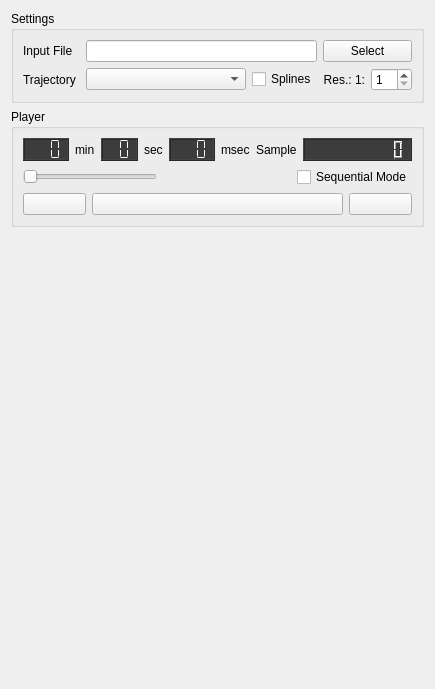
Before: the Qt Designer form Modules/IGTUI/Qmitk/QmitkIGTPlayerWidgetControls.ui in MITK/MITK, drawn with Qt 5.
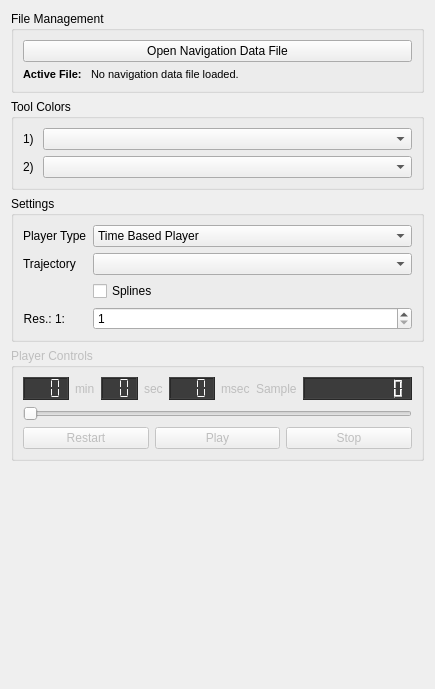
After: the same form once the commit is applied. Icons and pictures are not drawn.

Commit message: Corrected file loading for navigation data players.

What changed in the file:
```diff
--- a/Modules/IGTUI/Qmitk/QmitkIGTPlayerWidgetControls.ui
+++ b/Modules/IGTUI/Qmitk/QmitkIGTPlayerWidgetControls.ui
@@ -6,61 +6,161 @@
    <rect>
     <x>0</x>
     <y>0</y>
-    <width>416</width>
+    <width>424</width>
     <height>689</height>
    </rect>
   </property>
+  <property name="sizePolicy">
+   <sizepolicy hsizetype="Preferred" vsizetype="Preferred">
+    <horstretch>0</horstretch>
+    <verstretch>0</verstretch>
+   </sizepolicy>
+  </property>
   <property name="windowTitle">
    <string>Form</string>
   </property>
   <layout class="QVBoxLayout" name="verticalLayout_3">
    <item>
-    <widget class="QGroupBox" name="settingsGroupBox">
+    <widget class="QGroupBox" name="m_FileManagementToolBox">
+     <property name="title">
+      <string>File Management</string>
+     </property>
+     <layout class="QVBoxLayout" name="verticalLayout_4">
+      <item>
+       <widget class="QPushButton" name="m_OpenFileButton">
+        <property name="text">
+         <string>Open Navigation Data File</string>
+        </property>
+       </widget>
+      </item>
+      <item>
+       <layout class="QHBoxLayout" name="m_ActiveFileLayout">
+        <item>
+         <widget class="QLabel" name="m_ActiveFileFixedLabel">
+          <property name="sizePolicy">
+           <sizepolicy hsizetype="Fixed" vsizetype="Preferred">
+            <horstretch>0</horstretch>
+            <verstretch>0</verstretch>
+           </sizepolicy>
+          </property>
+          <property name="font">
+           <font>
+            <pointsize>8</pointsize>
+            <weight>75</weight>
+            <bold>true</bold>
+           </font>
+          </property>
+          <property name="text">
+           <string>Active File: </string>
+          </property>
+         </widget>
+        </item>
+        <item>
+         <widget class="QLabel" name="m_ActiveFileLabel">
+          <property name="font">
+           <font>
+            <pointsize>8</pointsize>
+           </font>
+          </property>
+          <property name="text">
+           <string>No navigation data file loaded.</string>
+          </property>
+         </widget>
+        </item>
+       </layout>
+      </item>
+     </layout>
+    </widget>
+   </item>
+   <item>
+    <widget class="QGroupBox" name="m_ToolColorsGroupBox">
+     <property name="title">
+      <string>Tool Colors</string>
+     </property>
+     <layout class="QVBoxLayout" name="verticalLayout_2">
+      <item>
+       <layout class="QHBoxLayout" name="horizontalLayout_2">
+        <item>
+         <widget class="QLabel" name="label_5">
+          <property name="sizePolicy">
+           <sizepolicy hsizetype="Fixed" vsizetype="Preferred">
+            <horstretch>0</horstretch>
+            <verstretch>0</verstretch>
+           </sizepolicy>
+          </property>
+          <property name="text">
+           <string>1) </string>
+          </property>
+         </widget>
+        </item>
+        <item>
+         <widget class="QComboBox" name="comboBox_2"/>
+        </item>
+       </layout>
+      </item>
+      <item>
+       <layout class="QHBoxLayout" name="horizontalLayout_4">
+        <item>
+         <widget class="QLabel" name="label_6">
+          <property name="sizePolicy">
+           <sizepolicy hsizetype="Fixed" vsizetype="Preferred">
+            <horstretch>0</horstretch>
+            <verstretch>0</verstretch>
+           </sizepolicy>
+          </property>
+          <property name="text">
+           <string>2) </string>
+          </property>
+         </widget>
+        </item>
+        <item>
+         <widget class="QComboBox" name="comboBox_3"/>
+        </item>
+       </layout>
+      </item>
+     </layout>
+    </widget>
+   </item>
+   <item>
+    <widget class="QGroupBox" name="m_PlayerSettingsGroupBox">
+     <property name="enabled">
+      <bool>true</bool>
+     </property>
+     <property name="sizePolicy">
+      <sizepolicy hsizetype="Preferred" vsizetype="Preferred">
+       <horstretch>0</horstretch>
+       <verstretch>0</verstretch>
+      </sizepolicy>
+     </property>
      <property name="title">
       <string>Settings</string>
      </property>
-     <property name="flat">
-      <bool>true</bool>
-     </property>
-     <property name="checkable">
-      <bool>false</bool>
-     </property>
-     <layout class="QVBoxLayout" name="verticalLayout">
-      <item>
-       <layout class="QGridLayout" name="gridLayout_2">
+     <layout class="QFormLayout" name="formLayout">
+      <property name="fieldGrowthPolicy">
+       <enum>QFormLayout::AllNonFixedFieldsGrow</enum>
+      </property>
         <item row="0" column="0">
-         <widget class="QLabel" name="label_2">
-          <property name="sizePolicy">
-           <sizepolicy hsizetype="Minimum" vsizetype="Preferred">
-            <horstretch>0</horstretch>
-            <verstretch>0</verstretch>
-           </sizepolicy>
-          </property>
+       <widget class="QLabel" name="label_4">
           <property name="text">
-           <string>Input File</string>
+         <string>Player Type</string>
           </property>
          </widget>
         </item>
-        <item row="0" column="1" colspan="3">
-         <widget class="QLineEdit" name="inputFileLineEdit">
-          <property name="sizePolicy">
-           <sizepolicy hsizetype="Expanding" vsizetype="Fixed">
-            <horstretch>2</horstretch>
-            <verstretch>0</verstretch>
-           </sizepolicy>
-          </property>
-          <property name="minimumSize">
-           <size>
-            <width>150</width>
-            <height>0</height>
-           </size>
-          </property>
-          <property name="readOnly">
-           <bool>true</bool>
-          </property>
-         </widget>
-        </item>
-        <item row="2" column="0">
+      <item row="0" column="1">
+       <widget class="QComboBox" name="comboBox">
+        <item>
+         <property name="text">
+          <string>Time Based Player</string>
+         </property>
+        </item>
+        <item>
+         <property name="text">
+          <string>Sequential Player</string>
+         </property>
+        </item>
+       </widget>
+      </item>
+      <item row="1" column="0">
          <widget class="QLabel" name="label">
           <property name="sizePolicy">
            <sizepolicy hsizetype="Minimum" vsizetype="Preferred">
@@ -73,7 +173,7 @@
           </property>
          </widget>
         </item>
-        <item row="2" column="1" colspan="2">
+      <item row="1" column="1">
          <widget class="QComboBox" name="trajectorySelectComboBox">
           <property name="sizePolicy">
            <sizepolicy hsizetype="Minimum" vsizetype="Fixed">
@@ -83,7 +183,39 @@
           </property>
          </widget>
         </item>
-        <item row="2" column="5">
+      <item row="2" column="1">
+       <widget class="QCheckBox" name="splineModeCheckBox">
+        <property name="sizePolicy">
+         <sizepolicy hsizetype="Minimum" vsizetype="Fixed">
+          <horstretch>0</horstretch>
+          <verstretch>0</verstretch>
+         </sizepolicy>
+        </property>
+        <property name="layoutDirection">
+         <enum>Qt::LeftToRight</enum>
+        </property>
+        <property name="text">
+         <string>Splines</string>
+        </property>
+       </widget>
+      </item>
+      <item row="3" column="0">
+       <widget class="QLabel" name="resolutionLabel">
+        <property name="sizePolicy">
+         <sizepolicy hsizetype="Preferred" vsizetype="Preferred">
+          <horstretch>0</horstretch>
+          <verstretch>0</verstretch>
+         </sizepolicy>
+        </property>
+        <property name="text">
+         <string>Res.: 1:</string>
+        </property>
+        <property name="alignment">
+         <set>Qt::AlignRight|Qt::AlignTrailing|Qt::AlignVCenter</set>
+        </property>
+       </widget>
+      </item>
+      <item row="3" column="1">
          <widget class="QSpinBox" name="resolutionSpinBox">
           <property name="sizePolicy">
            <sizepolicy hsizetype="Minimum" vsizetype="Fixed">
@@ -99,80 +231,18 @@
           </property>
          </widget>
         </item>
-        <item row="2" column="4">
-         <widget class="QLabel" name="resolutionLabel">
-          <property name="sizePolicy">
-           <sizepolicy hsizetype="Preferred" vsizetype="Preferred">
-            <horstretch>0</horstretch>
-            <verstretch>0</verstretch>
-           </sizepolicy>
-          </property>
-          <property name="text">
-           <string>Res.: 1:</string>
-          </property>
-          <property name="alignment">
-           <set>Qt::AlignRight|Qt::AlignTrailing|Qt::AlignVCenter</set>
-          </property>
-         </widget>
-        </item>
-        <item row="2" column="3">
-         <widget class="QCheckBox" name="splineModeCheckBox">
-          <property name="sizePolicy">
-           <sizepolicy hsizetype="Minimum" vsizetype="Fixed">
-            <horstretch>0</horstretch>
-            <verstretch>0</verstretch>
-           </sizepolicy>
-          </property>
-          <property name="layoutDirection">
-           <enum>Qt::LeftToRight</enum>
-          </property>
-          <property name="text">
-           <string>Splines</string>
-          </property>
-         </widget>
-        </item>
-        <item row="0" column="4" colspan="2">
-         <widget class="QPushButton" name="selectPushButton">
-          <property name="sizePolicy">
-           <sizepolicy hsizetype="Expanding" vsizetype="Fixed">
-            <horstretch>0</horstretch>
-            <verstretch>0</verstretch>
-           </sizepolicy>
-          </property>
-          <property name="maximumSize">
-           <size>
-            <width>90</width>
-            <height>16777215</height>
-           </size>
-          </property>
-          <property name="font">
-           <font>
-            <weight>50</weight>
-            <bold>false</bold>
-           </font>
-          </property>
-          <property name="text">
-           <string>Select</string>
-          </property>
-          <property name="checkable">
-           <bool>false</bool>
-          </property>
-         </widget>
-        </item>
-       </layout>
-      </item>
      </layout>
     </widget>
    </item>
    <item>
-    <widget class="QGroupBox" name="playerGroupBox">
+    <widget class="QGroupBox" name="m_PlayerControlsGroupBox">
+     <property name="enabled">
+      <bool>false</bool>
+     </property>
      <property name="title">
-      <string>Player</string>
+      <string>Player Controls</string>
      </property>
-     <property name="flat">
-      <bool>true</bool>
-     </property>
-     <layout class="QVBoxLayout" name="verticalLayout_2">
+     <layout class="QVBoxLayout" name="verticalLayout">
       <item>
        <layout class="QGridLayout" name="gridLayout">
         <item row="1" column="0">
@@ -295,8 +365,6 @@
        </layout>
       </item>
       <item>
-       <layout class="QHBoxLayout" name="horizontalLayout_3">
-        <item>
          <widget class="QSlider" name="samplePositionHorizontalSlider">
           <property name="enabled">
            <bool>false</bool>
@@ -307,32 +375,7 @@
          </widget>
         </item>
         <item>
-         <spacer name="horizontalSpacer">
-          <property name="orientation">
-           <enum>Qt::Horizontal</enum>
-          </property>
-          <property name="sizeHint" stdset="0">
-           <size>
-            <width>40</width>
-            <height>20</height>
-           </size>
-          </property>
-         </spacer>
-        </item>
-        <item>
-         <widget class="QCheckBox" name="sequencialModeCheckBox">
-          <property name="layoutDirection">
-           <enum>Qt::LeftToRight</enum>
-          </property>
-          <property name="text">
-           <string>Sequential Mode</string>
-          </property>
-         </widget>
-        </item>
-       </layout>
-      </item>
-      <item>
-       <layout class="QHBoxLayout" name="horizontalLayout_8">
+       <layout class="QHBoxLayout" name="m_PlayerButtonsLayout">
         <item>
          <widget class="QPushButton" name="beginPushButton">
           <property name="sizePolicy">
@@ -342,7 +385,7 @@
            </sizepolicy>
           </property>
           <property name="text">
-           <string/>
+           <string>Restart</string>
           </property>
           <property name="icon">
            <iconset resource="../resources/IGTUI.qrc">
@@ -354,7 +397,7 @@
          <widget class="QPushButton" name="playPushButton">
           <property name="sizePolicy">
            <sizepolicy hsizetype="Preferred" vsizetype="Preferred">
-            <horstretch>4</horstretch>
+            <horstretch>1</horstretch>
             <verstretch>0</verstretch>
            </sizepolicy>
           </property>
@@ -362,7 +405,7 @@
            <string>Play at normal speed</string>
           </property>
           <property name="text">
-           <string/>
+           <string>Play</string>
           </property>
           <property name="icon">
            <iconset resource="../resources/IGTUI.qrc">
@@ -392,7 +435,7 @@
            </sizepolicy>
           </property>
           <property name="text">
-           <string/>
+           <string>Stop</string>
           </property>
           <property name="icon">
            <iconset resource="../resources/IGTUI.qrc">
```
Left out of the diff: 6 changed lines with no effect on the pictures. Lines whose indentation alone changed are shown as unchanged. The commit also changes 2 other files.
